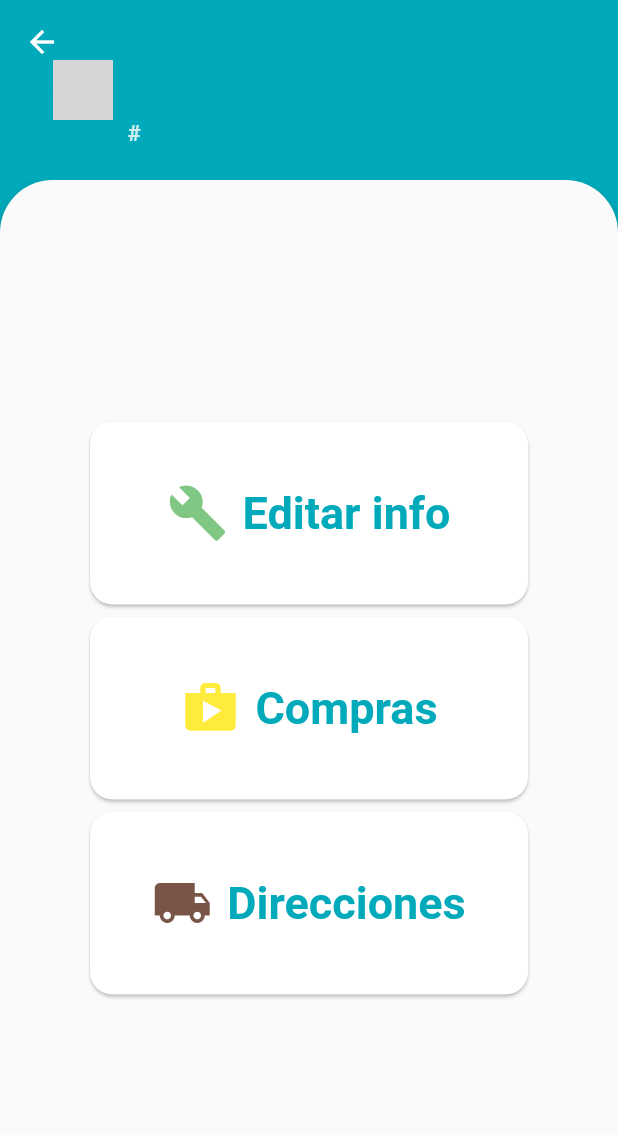
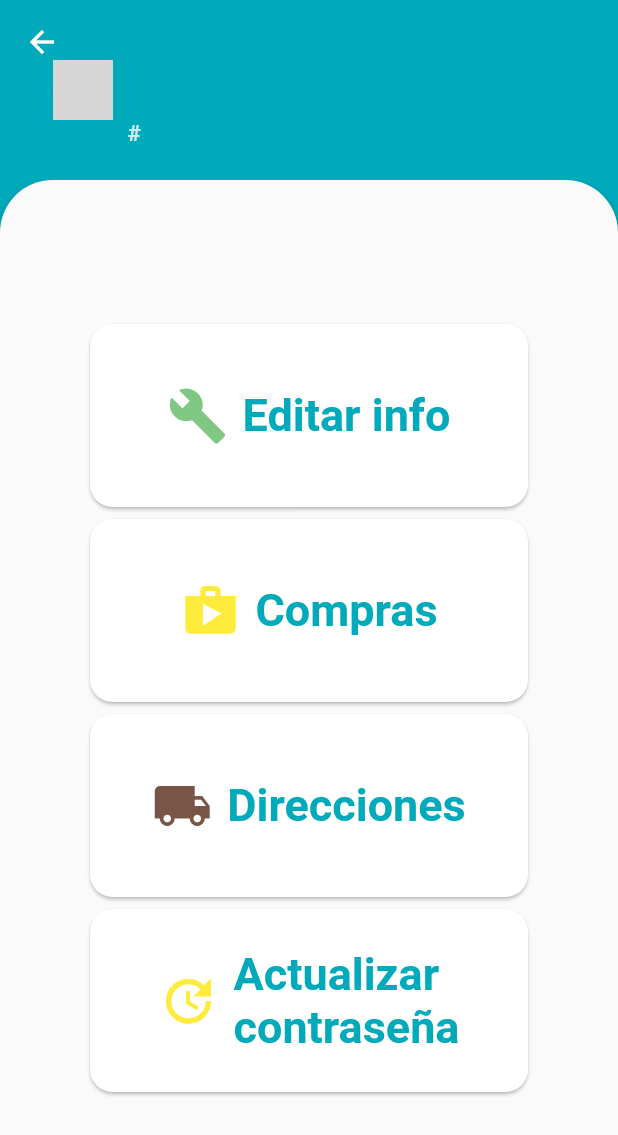
Before and after one commit to FreddySolis/MyLocalStoreFront, a Flutter app: the Profile screen opened directly, on a phone screen of 412 x 824 dp. Shown: the top 1135 px of the screen. Run offline on Flutter 3.47's test engine with Material 2 defaults, Android fonts, the phone set to English and light mode, and no system bars; our stand-ins replace carousel_slider, firebase_database, firebase_messaging, firebase_storage, flutter_svg, image_picker and 3 more; missing offline and left inert: address_search_text_field, encrypt, http_auth; accounts and stored records are empty; network calls fail; Roboto replaces fonts that are missing (Monserrat); grey boxes are pictures that could not be loaded.

Commit message:
actualizar contraseña en perfil

```diff
--- a/lib/main.dart
+++ b/lib/main.dart
@@ -8,6 +8,7 @@ import 'package:login_app/src/screens/mainView.dart';
 import 'package:login_app/src/screens/paymentsView.dart';
 import 'package:login_app/src/screens/productForm.dart';
 import 'package:login_app/src/screens/shoppingCar.dart';
+import 'package:login_app/src/widgets/updatePassword.dart';
 
 /*void main(){
 
@@ -44,7 +45,7 @@ class MyApp extends StatelessWidget {
         '/shoppingCar':(context) => ShoppingCar(),
         '/put_user':(context) => SecondView(),
         '/shoppingList':(context) => ShoppingList(),
-
+        '/updatePassword':(context) => UpdatePassword(),
       },
     );
   }
--- a/lib/src/screens/profile.dart
+++ b/lib/src/screens/profile.dart
@@ -32,6 +32,11 @@ Icon icon2 = Icon(
   size: 40,
 );
 Icon icon3 = Icon(
+  Icons.error,
+  color: Colors.red,
+  size: 40,
+);
+Icon icon4 = Icon(
   Icons.error,
   color: Colors.red,
   size: 40,
@@ -81,6 +86,7 @@ class _ProfileState extends State<Profile> {
         cardName1 = 'Editar info';
         cardName2 = 'ventas';
         cardName3 = 'Crear Productos';
+        cardName4 = 'Actualizar contraseña';
         icon1 = Icon(
           Icons.build,
           color: Colors.green[300],
@@ -96,10 +102,16 @@ class _ProfileState extends State<Profile> {
           color: Colors.yellow[500],
           size: 40,
         );
+        icon4 = Icon(
+          Icons.update,
+          color: Colors.yellow[500],
+          size: 40,
+        );
       } else {
         cardName1 = 'Editar info';
         cardName2 = 'Compras';
         cardName3 = 'Direcciones';
+        // cardName4 = 'Actualizar\n\ncontraseña';
         icon1 = Icon(
         Icons.build,
         color: Colors.green[300],
@@ -114,6 +126,11 @@ class _ProfileState extends State<Profile> {
         Icons.local_shipping,
         color: Colors.brown,
         size: 40,
+        );
+        icon4 = Icon(
+          Icons.update,
+          color: Colors.yellow[500],
+          size: 40,
         );
       }
     });
@@ -139,11 +156,7 @@ class _ProfileState extends State<Profile> {
                       children: <Widget>[
                         SingleChildScrollView(
                           child: Column(
-                            children: <Widget>[
-                              profileCard('$cardName1', icon1, 1, context),
-                              profileCard('$cardName2', icon2, 2, context),
-                              profileCard('$cardName3', icon3, 3, context)
-                            ],
+                            children: cards(context)
                           ),
                         )
                       ],
@@ -152,6 +165,23 @@ class _ProfileState extends State<Profile> {
                 ),
               ),
             )));
+  }
+}
+
+List<Widget> cards(BuildContext context){
+  if (globals.rolId == 1) {
+    return <Widget>[
+      profileCard('$cardName1', icon1, 1, context),
+      profileCard('$cardName2', icon2, 2, context),
+      profileCard('$cardName3', icon3, 3, context),
+    ];
+  }else{
+    return <Widget>[
+      profileCard('$cardName1', icon1, 1, context),
+      profileCard('$cardName2', icon2, 2, context),
+      profileCard('$cardName3', icon3, 3, context),
+      profileCard('Actualizar\ncontraseña', icon4, 4, context)
+    ];
   }
 }
 
@@ -220,6 +250,10 @@ void actions(int idCard, context) {
         break;
 
       case 4:
+        Navigator.of(context).pushNamed("/updatePassword");
+        break;
+
+      case 5:
         break;
       default:
     }
@@ -236,6 +270,9 @@ void actions(int idCard, context) {
         Navigator.of(context).pushNamed("/address");
         break;
       case 4:
+        Navigator.of(context).pushNamed("/updatePassword");
+        break;
+      case 5:
         break;
       default:
     }
```
Also changed, not shown: lib/src/widgets/updatePassword.dart (+4 -5 lines).
